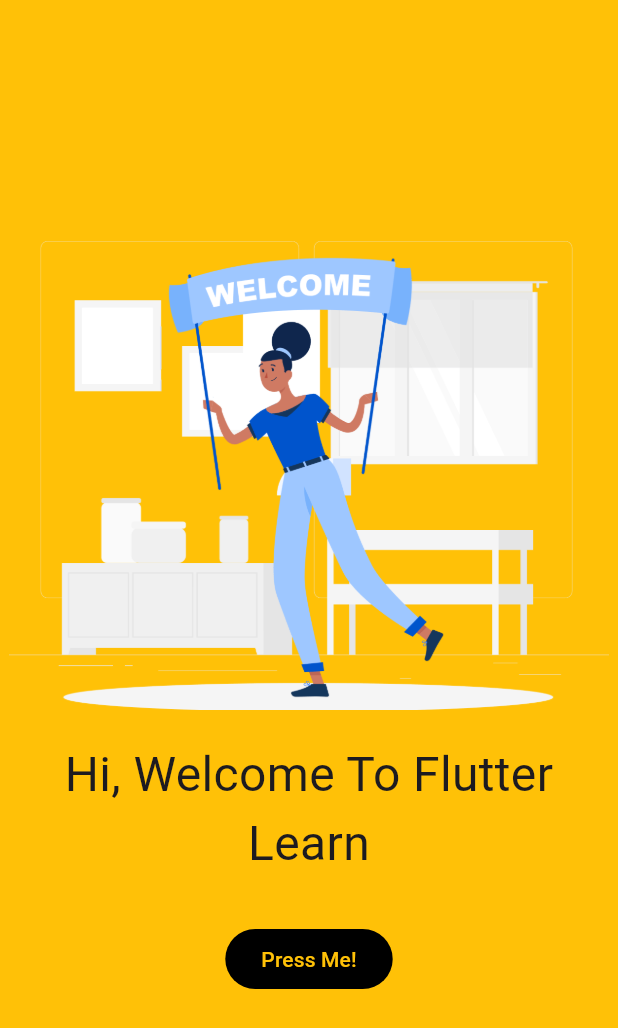
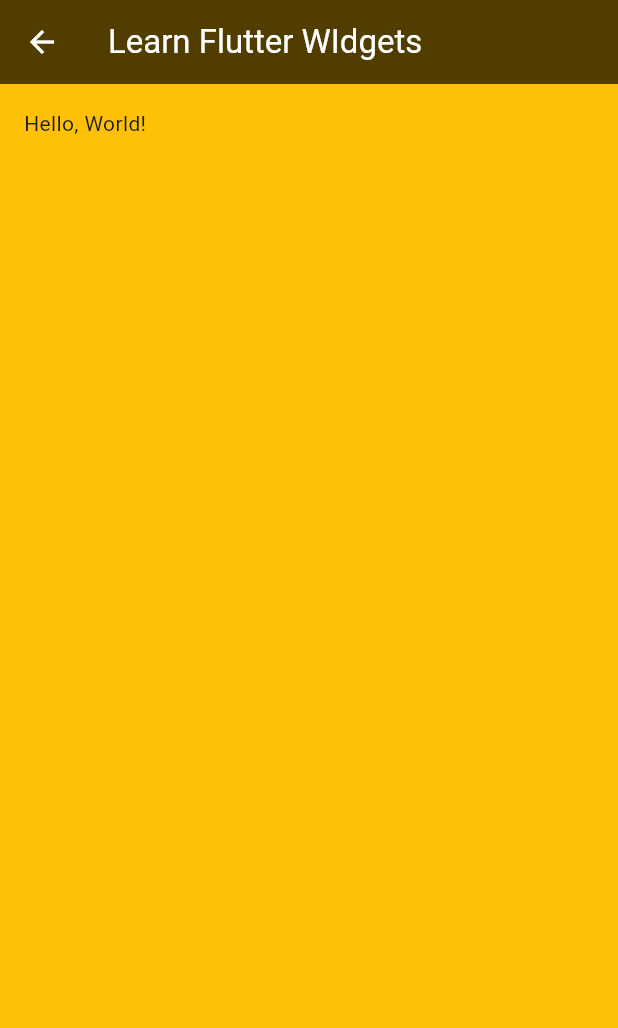
Before and after one commit to fikrysetiaone/flutter-learn, a Flutter app: the screen it shows after launch, after a tap on "Press Me!", on a phone screen of 412 x 824 dp. Shown: the top 1028 px of the screen. Run offline on Flutter 3.47's test engine with Material 3 defaults, Android fonts, the phone set to English and light mode, and no system bars.

Commit message:
Add Home Page

```diff
--- /dev/null
+++ b/lib/home.dart
@@ -0,0 +1,27 @@
+import 'package:flutter/material.dart';
+
+class HomePage extends StatelessWidget {
+  const HomePage({super.key});
+
+  @override
+  Widget build(BuildContext context) {
+    return Scaffold(
+      appBar: AppBar(
+        leading: IconButton(
+          icon: const Icon(Icons.arrow_back),
+          onPressed: () {
+            Navigator.pop(context);
+          },
+        ),
+        title: const Text('Learn Flutter WIdgets'),
+        backgroundColor: const Color.fromARGB(255, 82, 61, 0),
+        foregroundColor: Colors.white,
+      ),
+      backgroundColor: Colors.amber,
+      body: const SafeArea(
+        minimum: EdgeInsets.all(16),
+        child: Text('Hello, World!'),
+      ),
+    );
+  }
+}
--- a/lib/splash_screen.dart
+++ b/lib/splash_screen.dart
@@ -1,4 +1,5 @@
 import 'package:flutter/material.dart';
+import 'package:flutter_learn/home.dart';
 
 class SplashScreen extends StatelessWidget {
   const SplashScreen({super.key});
@@ -7,10 +8,12 @@
   Widget build(BuildContext context) {
     return Scaffold(
       backgroundColor: Colors.amber,
+
       // appBar: AppBar(
       //   title: const Text("Learn Flutter Widgets"),
       //   backgroundColor: Colors.amber,
       // ),
+
       body: Column(
         mainAxisAlignment: MainAxisAlignment.center,
         children: [
@@ -46,7 +49,12 @@
             style: const ButtonStyle(
               backgroundColor: MaterialStatePropertyAll(Colors.black),
             ),
-            onPressed: () {},
+            onPressed: () {
+              Navigator.push(
+                context,
+                MaterialPageRoute(builder: (context) => const HomePage()),
+              );
+            },
             child: const Text(
               "Press Me!",
               style: TextStyle(
```
